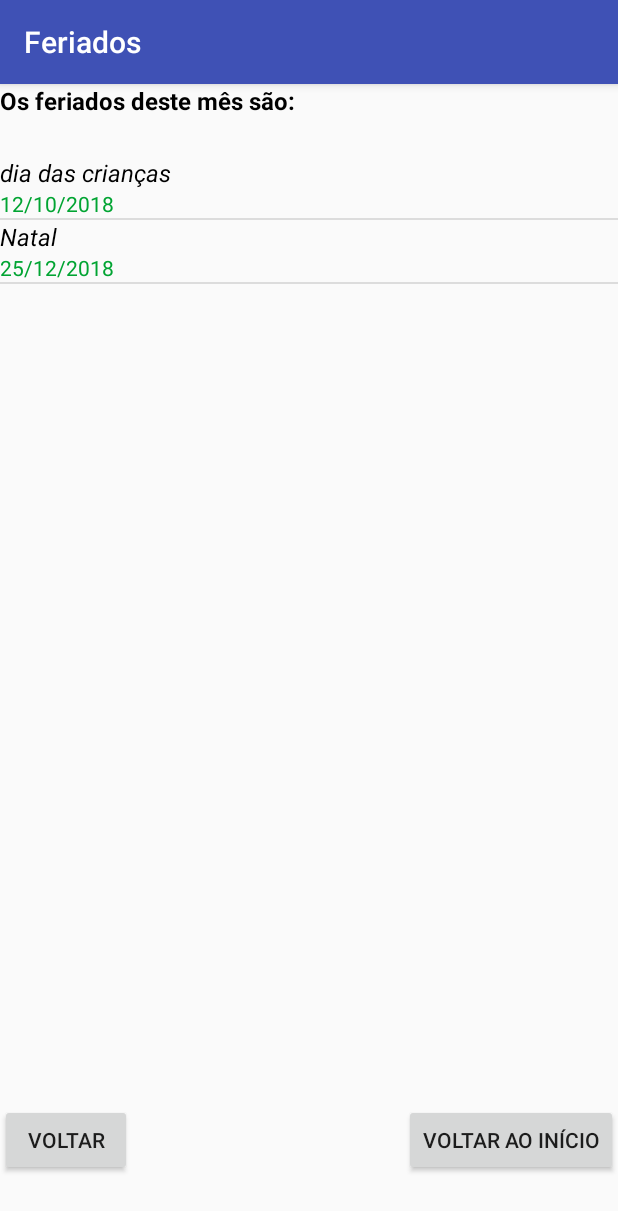
After one commit to rjrenan77/feriados, an Android app: the ListaFeriadosActivity screen opened directly, with no data from a screen before it, on a phone screen of 412 x 824 dp. The commit adds this screen. Shown: the top 1211 px of the screen. Run offline under Robolectric (Android 15) with nearby library versions, the phone set to English and light mode, and no system bars.

Commit message:
activity lista de feriados

```diff
--- a/app/src/main/AndroidManifest.xml
+++ b/app/src/main/AndroidManifest.xml
@@ -5,7 +5,7 @@
     <application
         android:allowBackup="true"
         android:icon="@mipmap/ic_launcher"
-        android:label="@string/app_name"
+        android:label="Feriados"
         android:roundIcon="@mipmap/ic_launcher_round"
         android:supportsRtl="true"
         android:theme="@style/AppTheme">
@@ -16,7 +16,8 @@
                 <category android:name="android.intent.category.LAUNCHER" />
             </intent-filter>
         </activity>
-        <activity android:name=".MesActivity"></activity>
+        <activity android:name=".MesActivity" />
+        <activity android:name=".ListaFeriadosActivity"></activity>
     </application>
 
 </manifest>
--- /dev/null
+++ b/app/src/main/java/devrbs/com/br/feriados/ListaFeriadosActivity.java
@@ -0,0 +1,76 @@
+package devrbs.com.br.feriados;
+
+import android.content.Intent;
+import android.support.v7.app.AppCompatActivity;
+import android.os.Bundle;
+import android.view.View;
+import android.widget.Button;
+import android.widget.ListView;
+import android.widget.SimpleAdapter;
+
+import java.util.ArrayList;
+import java.util.HashMap;
+
+public class ListaFeriadosActivity extends AppCompatActivity{
+
+    private SimpleAdapter simpleAdapter;
+    //cada entrada no ArrayList é um hashmap, o hashMap liga o dado a cada linha da lista pela Key.
+    ArrayList<HashMap<String,String>> listaFeriados = new ArrayList<HashMap<String, String>>();
+
+    @Override
+    protected void onCreate(Bundle savedInstanceState) {
+
+    super.onCreate(savedInstanceState);
+    setContentView(R.layout.activity_lista_feriados);
+
+    //O array de string é rodado através do hashmap criado para cada par. As chaves linha 1 e linha 2 são usadas. Cada hashmap é adicionado ao
+    //arraylist
+    HashMap<String,String> item;
+    for(int i = 0; i<FeriadosArrayList.length;i++){
+
+        item = new HashMap<String, String>();
+        item.put("linha 1", FeriadosArrayList[i][0]);
+        item.put("linha 2", FeriadosArrayList[i][1]);
+        listaFeriados.add(item);
+
+    }
+
+    //depois que a lista é carregada, configuro o simple adapter para mostrar no listview
+    simpleAdapter = new SimpleAdapter(this, listaFeriados, R.layout.duaslinhas, new String[]{"linha 1", "linha 2"}, new int[]{R.id.linha_1_lista_feriados,R.id.linha_2_lista_feriados});
+    //seto o adapter para carregar a lista
+    ((ListView)findViewById(R.id.lista_feriados)).setAdapter(simpleAdapter);
+
+
+    //referenciando botoes
+    Button voltar = findViewById(R.id.btn_lista_feriados_voltar);
+    Button inicio = findViewById(R.id.btn_lista_feriados_inicio);
+
+    //setando botao voltar
+    voltar.setOnClickListener(new View.OnClickListener() {
+        @Override
+        public void onClick(View v) {
+            Intent intent = new Intent(ListaFeriadosActivity.this,MesActivity.class);
+            startActivity(intent);
+
+        }
+    });
+
+    //setando botao inicio
+    inicio.setOnClickListener(new View.OnClickListener() {
+        @Override
+        public void onClick(View v) {
+            Intent intent = new Intent(ListaFeriadosActivity.this, MainActivity.class);
+            startActivity(intent);
+        }
+    });
+
+    }
+
+
+    //dados a serem apresentados na ListView
+    private String[][] FeriadosArrayList = {
+
+            {"dia das crianças","12/10/2018"},
+            {"Natal","25/12/2018"}
+    };
+}
--- a/app/src/main/java/devrbs/com/br/feriados/MesActivity.java
+++ b/app/src/main/java/devrbs/com/br/feriados/MesActivity.java
@@ -42,7 +42,8 @@ public class MesActivity extends AppCompatActivity {
                     mes = "Fevereiro";
                 }
                 Toast.makeText(getApplicationContext(), "Mes: " + mes, Toast.LENGTH_SHORT).show();
-
+                Intent intent = new Intent(MesActivity.this, ListaFeriadosActivity.class);
+                startActivity(intent);
             }
         }
     });
--- /dev/null
+++ b/app/src/main/res/layout/activity_lista_feriados.xml
@@ -0,0 +1,43 @@
+<?xml version="1.0" encoding="utf-8"?>
+<RelativeLayout xmlns:android="http://schemas.android.com/apk/res/android"
+    xmlns:app="http://schemas.android.com/apk/res-auto"
+    xmlns:tools="http://schemas.android.com/tools"
+    android:layout_width="match_parent"
+    android:layout_height="match_parent"
+    tools:context=".ListaFeriadosActivity">
+
+    <TextView
+
+        android:layout_width="match_parent"
+        android:layout_height="wrap_content"
+        android:text="Os feriados deste mês são: "
+        android:textColor="#000000"
+        android:textSize="16sp"
+        android:textStyle="bold"/>
+
+    <ListView
+
+        android:id="@+id/lista_feriados"
+        android:layout_width="wrap_content"
+        android:layout_height="351dp"
+        android:layout_marginTop="48dp" />
+
+    <Button
+        android:id="@+id/btn_lista_feriados_voltar"
+        android:layout_width="wrap_content"
+        android:layout_height="wrap_content"
+        android:layout_alignParentBottom="true"
+        android:layout_alignParentStart="true"
+        android:layout_marginBottom="40dp"
+        android:text="VOLTAR" />
+
+    <Button
+        android:id="@+id/btn_lista_feriados_inicio"
+        android:layout_width="wrap_content"
+        android:layout_height="wrap_content"
+        android:layout_alignParentEnd="true"
+        android:layout_alignTop="@+id/btn_lista_feriados_voltar"
+        android:text="Voltar ao Início" />
+
+
+</RelativeLayout>
--- a/app/src/main/res/layout/activity_main.xml
+++ b/app/src/main/res/layout/activity_main.xml
@@ -10,6 +10,9 @@
         android:layout_width="wrap_content"
         android:layout_height="wrap_content"
         android:text="Escolha o estado de sua preferência:"
+        android:textColor="#000000"
+        android:textSize="16sp"
+        android:textStyle="bold"/>
         />
 
     <RadioGroup
--- a/app/src/main/res/layout/activity_mes.xml
+++ b/app/src/main/res/layout/activity_mes.xml
@@ -4,13 +4,16 @@
     xmlns:tools="http://schemas.android.com/tools"
     android:layout_width="match_parent"
     android:layout_height="match_parent"
-    tools:context=".mes">
+    tools:context=".MesActivity">
 
     <TextView
         android:id="@+id/text_mes"
         android:layout_width="match_parent"
         android:layout_height="match_parent"
-        android:text="Escolha o mês de sua preferência:"/>
+        android:text="Escolha o mês de sua preferência:"
+        android:textColor="#000000"
+        android:textSize="16sp"
+        android:textStyle="bold"/>
 
     <RadioGroup
         android:id="@+id/rdg_mes"
--- /dev/null
+++ b/app/src/main/res/layout/duaslinhas.xml
@@ -0,0 +1,24 @@
+<?xml version="1.0" encoding="utf-8"?>
+<LinearLayout xmlns:android="http://schemas.android.com/apk/res/android"
+    android:layout_width="match_parent"
+    android:layout_height="match_parent"
+    android:orientation="vertical">
+
+    <TextView
+        android:id="@+id/linha_1_lista_feriados"
+        android:layout_width="match_parent"
+        android:layout_height="wrap_content"
+        android:text="TextView"
+        android:textColor="#000000"
+        android:textSize="16sp"
+        android:textStyle="italic"/>
+
+    <TextView
+        android:id="@+id/linha_2_lista_feriados"
+        android:layout_width="match_parent"
+        android:layout_height="wrap_content"
+        android:text="TextView"
+        android:textColor="#01a432"
+        android:textSize="14sp"/>
+
+</LinearLayout>
```
